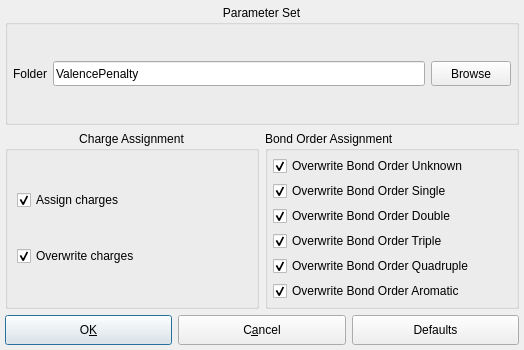
Before: the Qt Designer form source/VIEW/DIALOGS/assignBondOrderConfigurationDialog.ui in BALL-Project/ball, drawn with Qt 5.
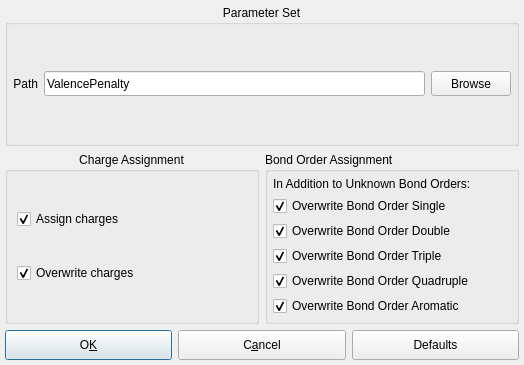
After: the same form once the commit is applied.

Commit message:
A number of significant changes of the bondOrderAssigner
- ILP now works correctly
- the icon takes the OverwriteBondOrders-Options from the Dialog
- the Dialog now works correctly (accept)
- the ILP now honors the OverwriteBondOrders-Options

still to do: honor assigned charges and setting charges based on the ILP

Patch:
```diff
--- a/source/VIEW/DIALOGS/assignBondOrderConfigurationDialog.ui
+++ b/source/VIEW/DIALOGS/assignBondOrderConfigurationDialog.ui
@@ -6,7 +6,7 @@
     <x>0</x>
     <y>0</y>
     <width>524</width>
-    <height>350</height>
+    <height>365</height>
    </rect>
   </property>
   <property name="sizePolicy" >
@@ -39,7 +39,7 @@
    <property name="spacing" >
     <number>6</number>
    </property>
-   <item row="5" column="0" colspan="2" >
+   <item row="6" column="0" colspan="2" >
     <layout class="QHBoxLayout" >
      <property name="margin" >
       <number>0</number>
@@ -171,7 +171,7 @@
          <number>1</number>
         </property>
         <property name="text" >
-         <string>Folder</string>
+         <string>Path</string>
         </property>
         <property name="textFormat" >
          <enum>Qt::AutoText</enum>
@@ -234,7 +234,7 @@
      </layout>
     </widget>
    </item>
-   <item row="2" column="1" >
+   <item row="3" column="1" >
     <widget class="QGroupBox" name="groupBox" >
      <property name="title" >
       <string>Bond Order Assignment</string>
@@ -247,12 +247,9 @@
        <number>5</number>
       </property>
       <item>
-       <widget class="QCheckBox" name="overwrite_unknownBO_box" >
+       <widget class="QLabel" name="label" >
         <property name="text" >
-         <string>Overwrite Bond Order Unknown</string>
-        </property>
-        <property name="checked" >
-         <bool>true</bool>
+         <string>In Addition to Unknown Bond Orders:</string>
         </property>
        </widget>
       </item>
@@ -309,7 +306,7 @@
      </layout>
     </widget>
    </item>
-   <item row="2" column="0" >
+   <item row="3" column="0" >
     <widget class="QGroupBox" name="check_options" >
      <property name="minimumSize" >
       <size>
```
Left out of the diff: 1 changed line with no effect on the pictures. The commit also changes 6 other files.
